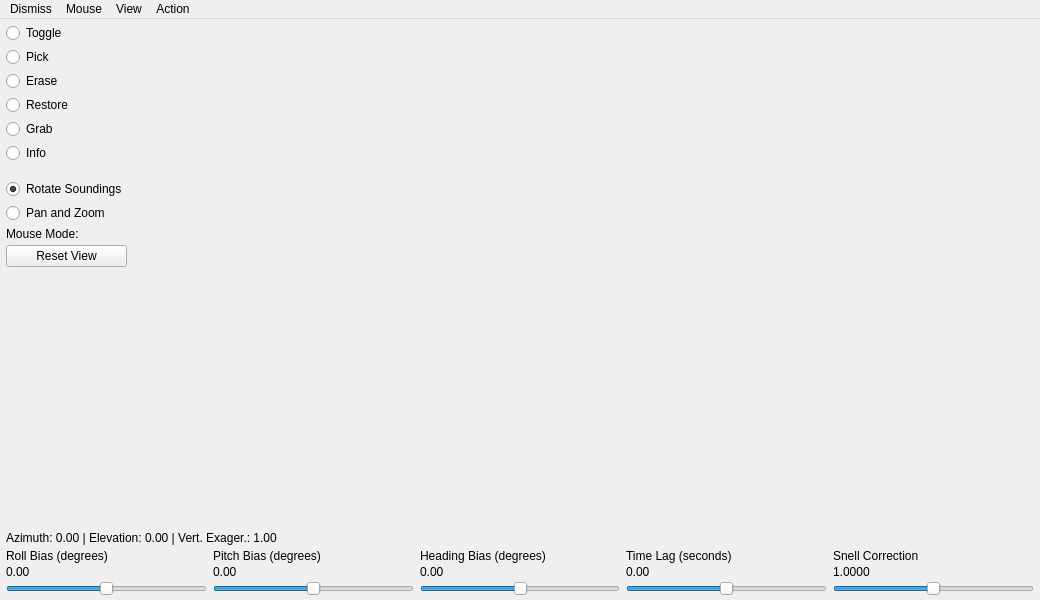
GenericMappingTools/InteractiveGMT, file deps/ui/mb3dsoundings.ui: the form before one commit.
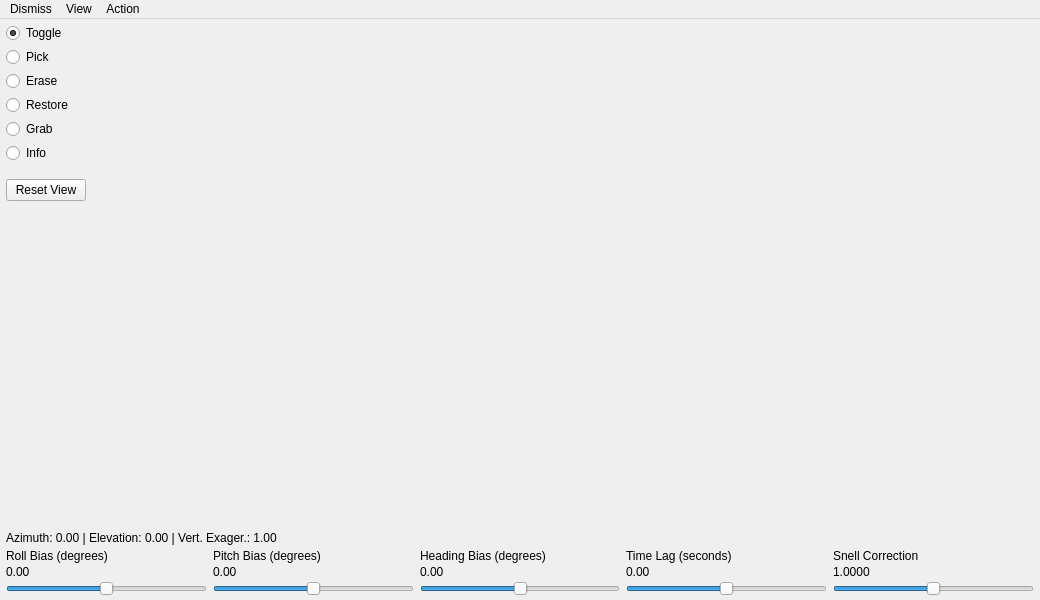
The form after the commit.

Commit message: feat: MB-System track menus, mbgrdviz Pick in view, CUBE gridding

```diff
--- a/deps/ui/mb3dsoundings.ui
+++ b/deps/ui/mb3dsoundings.ui
@@ -68,22 +68,6 @@
           <property name="sizeHint" stdset="0"><size><width>10</width><height>12</height></size></property>
          </spacer>
         </item>
-        <item>
-         <widget class="QRadioButton" name="mouseRotate1">
-          <property name="text"><string>Rotate Soundings</string></property>
-          <property name="checked"><bool>true</bool></property>
-         </widget>
-        </item>
-        <item>
-         <widget class="QRadioButton" name="mousePanZoom1">
-          <property name="text"><string>Pan and Zoom</string></property>
-         </widget>
-        </item>
-        <item>
-         <widget class="QLabel" name="labelMouseMode">
-          <property name="text"><string>Mouse Mode:</string></property>
-         </widget>
-        </item>
         <item>
          <widget class="QPushButton" name="resetButton">
           <property name="text"><string>Reset View</string></property>
@@ -202,11 +186,6 @@
     <property name="title"><string>Dismiss</string></property>
     <addaction name="actionDismiss"/>
    </widget>
-   <widget class="QMenu" name="menuMouse">
-    <property name="title"><string>Mouse</string></property>
-    <addaction name="actionMouseRotate"/>
-    <addaction name="actionMousePanZoom"/>
-   </widget>
    <widget class="QMenu" name="menuView">
     <property name="title"><string>View</string></property>
     <addaction name="actionViewFlagged"/>
@@ -253,7 +232,6 @@
     <addaction name="actionOptimizeS"/>
    </widget>
    <addaction name="menuDismiss"/>
-   <addaction name="menuMouse"/>
    <addaction name="menuView"/>
    <addaction name="menuAction"/>
   </widget>
```
Left out of the diff: 24 changed lines with no effect on the pictures. The commit also changes 36 other files.
